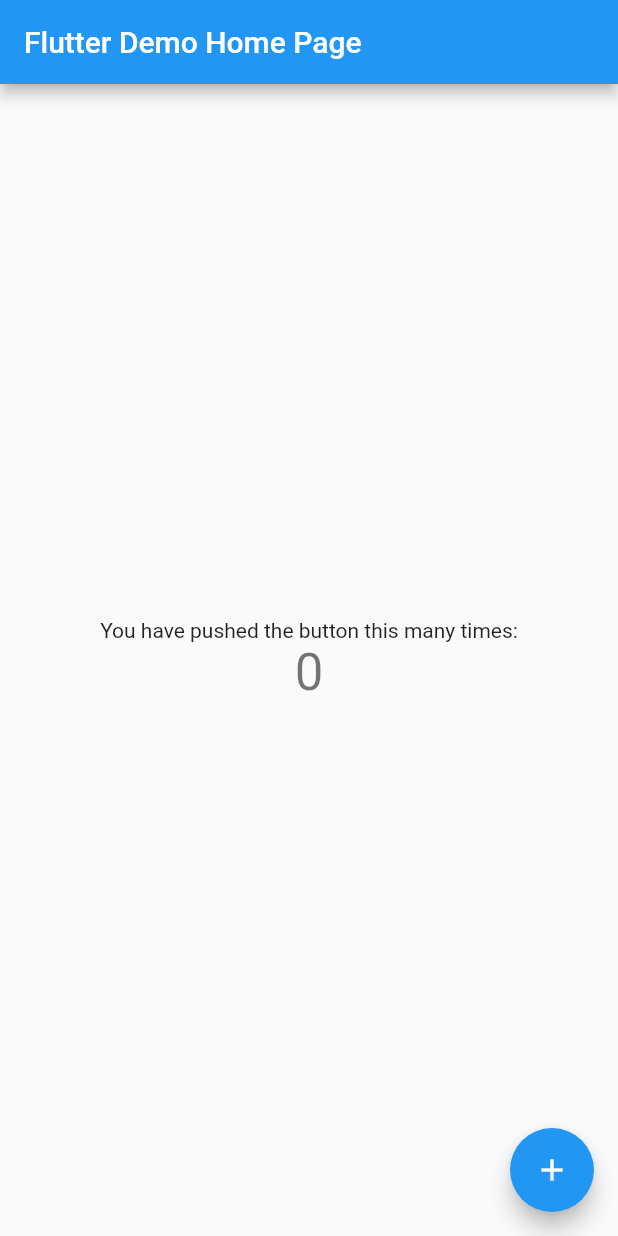
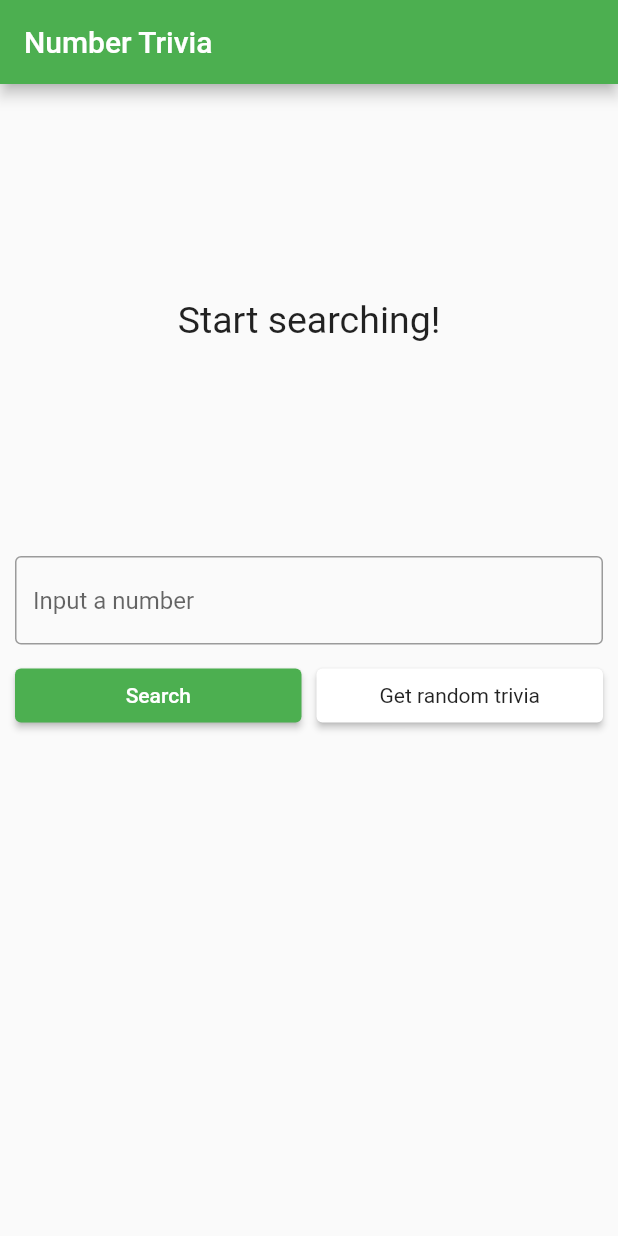
Before and after one commit to luishernandezg/number_trivia, a Flutter app: the screen it shows after launch, on a phone screen of 412 x 824 dp. Run offline on Flutter 3.47's test engine with Material 2 defaults, Android fonts, the phone set to English and light mode, and no system bars; our stand-ins replace bloc, dartz, equatable, flutter_bloc, get_it, shared_preferences; missing offline and left inert: data_connection_checker_nulls.

Commit message:
14 tutorial - User Interface

```diff
--- /dev/null
+++ b/lib/features/presentation/pages/number_trivia_page.dart
@@ -0,0 +1,60 @@
+import 'package:flutter/material.dart';
+import 'package:flutter_bloc/flutter_bloc.dart';
+import 'package:number_trivia/injection_container.dart';
+import '../bloc/number_trivia_bloc.dart';
+import '../widgets/loading_widget.dart';
+import '../widgets/message_display.dart';
+import '../widgets/trivia_controls.dart';
+import '../widgets/trivia_display.dart';
+
+class NumberTriviaPage extends StatelessWidget {
+  @override
+  Widget build(BuildContext context) {
+    return Scaffold(
+        appBar: AppBar(
+          title: Text('Number Trivia'),
+        ),
+        body: buildBody(context));
+  }
+
+  BlocProvider<NumberTriviaBloc> buildBody(BuildContext context) {
+    return BlocProvider(
+      create: (_) => sl<NumberTriviaBloc>(),
+      child: Center(
+        child: Padding(
+          padding: const EdgeInsets.all(10),
+          child: Column(
+            children: <Widget>[
+              const SizedBox(height: 10),
+              // Top half
+              BlocBuilder<NumberTriviaBloc, NumberTriviaState>(
+                builder: (context, state) {
+                  if (state is Empty) {
+                    return MessageDisplay(
+                      message: 'Start searching!',
+                    );
+                  } else if (state is Loading) {
+                    return LoadingWidget();
+                  } else if (state is Loaded) {
+                    return TriviaDisplay(
+                      numberTrivia: state.trivia,
+                    );
+                  } else if (state is Error) {
+                    return MessageDisplay(
+                      message: state.message,
+                    );
+                  }
+                  return Container();
+                  // We're going to also check for the other states
+                },
+              ),
+              const SizedBox(height: 20),
+              // Bottom half
+              TriviaControls()
+            ],
+          ),
+        ),
+      ),
+    );
+  }
+}
--- /dev/null
+++ b/lib/features/presentation/widgets/message_display.dart
@@ -0,0 +1,27 @@
+import 'package:flutter/material.dart';
+
+class MessageDisplay extends StatelessWidget {
+  final String message;
+
+  const MessageDisplay({
+    Key? key,
+    required this.message,
+  }) : super(key: key);
+
+  @override
+  Widget build(BuildContext context) {
+    return Container(
+      // Third of the size of the screen
+      height: MediaQuery.of(context).size.height / 3,
+      child: Center(
+        child: SingleChildScrollView(
+          child: Text(
+            message,
+            style: const TextStyle(fontSize: 25),
+            textAlign: TextAlign.center,
+          ),
+        ),
+      ),
+    );
+  }
+}
--- /dev/null
+++ b/lib/features/presentation/widgets/trivia_controls.dart
@@ -0,0 +1,74 @@
+import 'package:flutter/material.dart';
+import 'package:flutter_bloc/flutter_bloc.dart';
+
+import '../bloc/number_trivia_bloc.dart';
+
+class TriviaControls extends StatefulWidget {
+  const TriviaControls({
+    Key? key,
+  }) : super(key: key);
+
+  @override
+  State<TriviaControls> createState() => _TriviaControlsState();
+}
+
+class _TriviaControlsState extends State<TriviaControls> {
+  final controller = TextEditingController();
+  String inputStr = '';
+
+  @override
+  Widget build(BuildContext context) {
+    return Column(
+      children: <Widget>[
+        TextField(
+          controller: controller,
+          keyboardType: TextInputType.number,
+          decoration: InputDecoration(
+            border: OutlineInputBorder(),
+            hintText: 'Input a number',
+          ),
+          onChanged: (value) {
+            inputStr = value;
+          },
+          onSubmitted: (_) {
+            dispatchConcrete();
+          },
+        ),
+        SizedBox(height: 10),
+        Row(
+          children: <Widget>[
+            Expanded(
+              child: ElevatedButton(
+                child: Text('Search'),
+                onPressed: dispatchConcrete,
+              ),
+            ),
+            SizedBox(width: 10),
+            Expanded(
+              child: ElevatedButton(
+                child: Text('Get random trivia'),
+                style: ElevatedButton.styleFrom(
+                    primary: Colors.white,
+                    onPrimary: Colors.black87,
+                    textStyle: TextStyle(color: Colors.black)),
+                onPressed: dispatchRandom,
+              ),
+            ),
+          ],
+        )
+      ],
+    );
+  }
+
+  void dispatchConcrete() {
+    // Clearing the TextField to prepare it for the next inputted number
+    controller.clear();
+    BlocProvider.of<NumberTriviaBloc>(context)
+        .add(GetTriviaForConcreteNumber(inputStr));
+  }
+
+  void dispatchRandom() {
+    controller.clear();
+    BlocProvider.of<NumberTriviaBloc>(context).add(GetTriviaForRandomNumber());
+  }
+}
--- a/lib/main.dart
+++ b/lib/main.dart
@@ -1,4 +1,5 @@
 import 'package:flutter/material.dart';
+import 'features/presentation/pages/number_trivia_page.dart';
 import 'injection_container.dart' as di;
 
 void main() async {
@@ -8,111 +9,16 @@ void main() async {
 }
 
 class MyApp extends StatelessWidget {
-  const MyApp({Key? key}) : super(key: key);
-
-  // This widget is the root of your application.
   @override
   Widget build(BuildContext context) {
     return MaterialApp(
-      title: 'Flutter Demo',
+      title: 'Number Trivia',
       theme: ThemeData(
-        // This is the theme of your application.
-        //
-        // Try running your application with "flutter run". You'll see the
-        // application has a blue toolbar. Then, without quitting the app, try
-        // changing the primarySwatch below to Colors.green and then invoke
-        // "hot reload" (press "r" in the console where you ran "flutter run",
-        // or simply save your changes to "hot reload" in a Flutter IDE).
-        // Notice that the counter didn't reset back to zero; the application
-        // is not restarted.
-        primarySwatch: Colors.blue,
+        primaryColor: Colors.green.shade800,
+        primarySwatch: Colors.green,
+        accentColor: Colors.green.shade600,
       ),
-      home: const MyHomePage(title: 'Flutter Demo Home Page'),
+      home: NumberTriviaPage(),
     );
   }
 }
-
-class MyHomePage extends StatefulWidget {
-  const MyHomePage({Key? key, required this.title}) : super(key: key);
-
-  // This widget is the home page of your application. It is stateful, meaning
-  // that it has a State object (defined below) that contains fields that affect
-  // how it looks.
-
-  // This class is the configuration for the state. It holds the values (in this
-  // case the title) provided by the parent (in this case the App widget) and
-  // used by the build method of the State. Fields in a Widget subclass are
-  // always marked "final".
-
-  final String title;
-
-  @override
-  State<MyHomePage> createState() => _MyHomePageState();
-}
-
-class _MyHomePageState extends State<MyHomePage> {
-  int _counter = 0;
-
-  void _incrementCounter() {
-    setState(() {
-      // This call to setState tells the Flutter framework that something has
-      // changed in this State, which causes it to rerun the build method below
-      // so that the display can reflect the updated values. If we changed
-      // _counter without calling setState(), then the build method would not be
-      // called again, and so nothing would appear to happen.
-      _counter++;
-    });
-  }
-
-  @override
-  Widget build(BuildContext context) {
-    // This method is rerun every time setState is called, for instance as done
-    // by the _incrementCounter method above.
-    //
-    // The Flutter framework has been optimized to make rerunning build methods
-    // fast, so that you can just rebuild anything that needs updating rather
-    // than having to individually change instances of widgets.
-    return Scaffold(
-      appBar: AppBar(
-        // Here we take the value from the MyHomePage object that was created by
-        // the App.build method, and use it to set our appbar title.
-        title: Text(widget.title),
-      ),
-      body: Center(
-        // Center is a layout widget. It takes a single child and positions it
-        // in the middle of the parent.
-        child: Column(
-          // Column is also a layout widget. It takes a list of children and
-          // arranges them vertically. By default, it sizes itself to fit its
-          // children horizontally, and tries to be as tall as its parent.
-          //
-          // Invoke "debug painting" (press "p" in the console, choose the
-          // "Toggle Debug Paint" action from the Flutter Inspector in Android
-          // Studio, or the "Toggle Debug Paint" command in Visual Studio Code)
-          // to see the wireframe for each widget.
-          //
-          // Column has various properties to control how it sizes itself and
-          // how it positions its children. Here we use mainAxisAlignment to
-          // center the children vertically; the main axis here is the vertical
-          // axis because Columns are vertical (the cross axis would be
-          // horizontal).
-          mainAxisAlignment: MainAxisAlignment.center,
-          children: <Widget>[
-            const Text(
-              'You have pushed the button this many times:',
-            ),
-            Text(
-              '$_counter',
-              style: Theme.of(context).textTheme.headline4,
-            ),
-          ],
-        ),
-      ),
-      floatingActionButton: FloatingActionButton(
-        onPressed: _incrementCounter,
-        tooltip: 'Increment',
-        child: const Icon(Icons.add),
-      ), // This trailing comma makes auto-formatting nicer for build methods.
-    );
-  }
-}
```
Also changed, not shown: lib/features/presentation/bloc/number_trivia_bloc.dart (+5 -4 lines), lib/features/presentation/widgets/loading_widget.dart (added, +17 -0 lines), lib/features/presentation/widgets/trivia_display.dart (added, +44 -0 lines).
